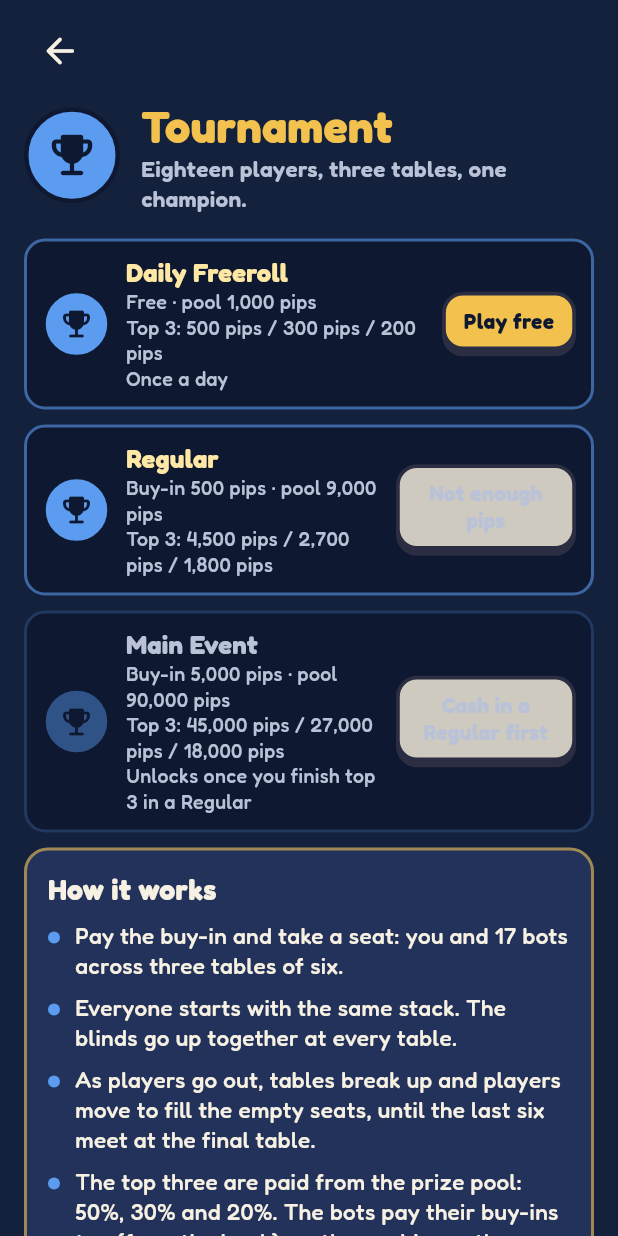
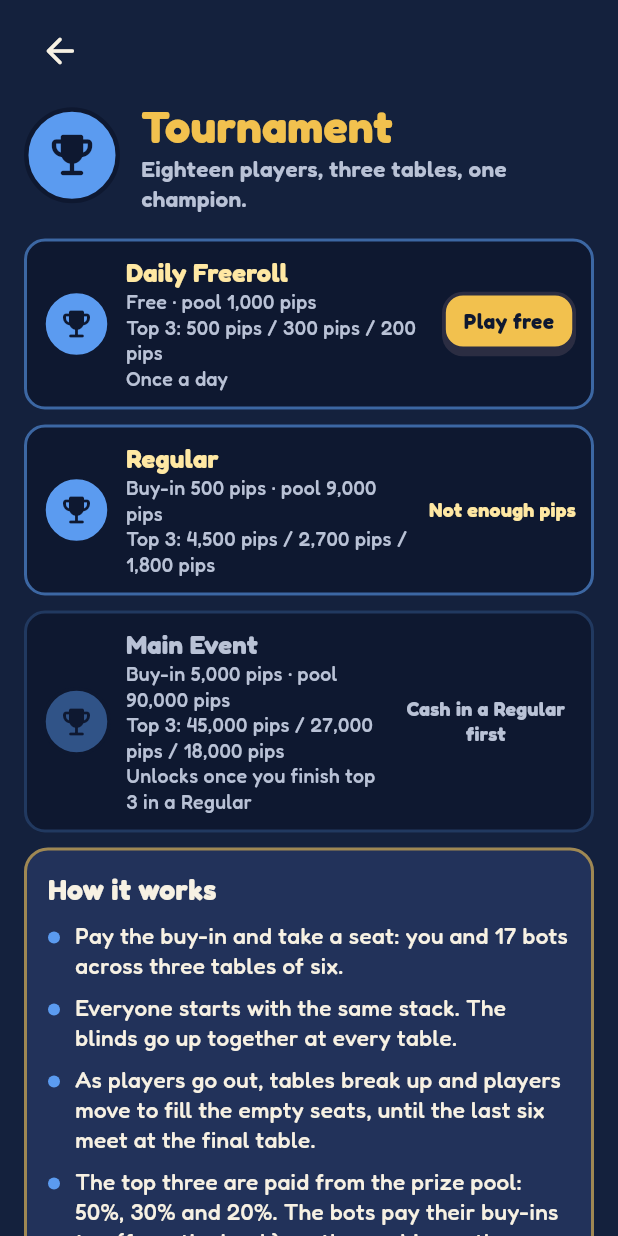
Before and after one commit to Delectible/Duel, a Flutter app: the LoungeScreen screen opened directly, after a tap on "Friend", after a tap on "Cash Games", after a tap on "Tournament", on a phone screen of 412 x 824 dp. Run offline on Flutter 3.47's test engine with Material 3 defaults, Android fonts, the phone set to English and light mode, and no system bars; our stand-ins replace audioplayers, cloud_firestore, firebase_auth, firebase_core, shared_preferences; accounts and stored records are empty; network calls fail.

Commit message:
Lounge: can't-play reasons as readable text, not grey buttons
Co-Authored-By: Claude Opus 5.5 <noreply@anthropic.com>
Claude-Session: https://claude.ai/code/session_01CZRTf4mUi8YCVCe4dCHwFA

```diff
--- a/lib/games/poker/lounge/lounge_play.dart
+++ b/lib/games/poker/lounge/lounge_play.dart
@@ -128,15 +128,23 @@ class _Row extends StatelessWidget {
         const SizedBox(width: 8),
         ConstrainedBox(
           constraints: const BoxConstraints(maxWidth: 120),
-          child: ToonButton(
+          // Can't play it now: why, in words (a grey button doesn't read).
+          child: onPlay == null
+              ? Text(
+                  button,
                   key: Key('play $id'),
-            color: onPlay == null ? Lounge.panel : Lounge.gold,
+                  textAlign: TextAlign.center,
+                  style: _text(13, weight: FontWeight.w700, color: locked ? Lounge.dim : Lounge.lamp),
+                )
+              : ToonButton(
+                  key: Key('play $id'),
+                  color: Lounge.gold,
                   padding: const EdgeInsets.symmetric(horizontal: 12, vertical: 8),
                   onPressed: onPlay,
                   child: Text(
                     button,
                     textAlign: TextAlign.center,
-              style: _text(14, weight: FontWeight.w700, color: onPlay == null ? Lounge.dim : Lounge.night),
+                    style: _text(14, weight: FontWeight.w700, color: Lounge.night),
                   ),
                 ),
         ),
@@ -165,10 +173,10 @@ class _Tiers extends StatelessWidget {
             final locked = tier == TournamentTier.main && !mainOpen;
             final today = tier == TournamentTier.freeroll && account.freerollPlayed;
             final short = account.balance < tier.buyIn;
-            final why = busy
+            final why = locked
+                ? 'Cash in a Regular first'
+                : busy
                 ? 'Finish your game first'
-                : locked
-                ? 'Cash in a Regular first'
                 : today
                 ? 'Back tomorrow'
                 : short
@@ -230,10 +238,10 @@ class _Ladder extends StatelessWidget {
             final beaten = account.bossesBeaten > b.rung;
             final locked = b.rung > account.bossesBeaten;
             final short = account.balance < b.stake;
-            final why = busy
+            final why = locked
+                ? 'Locked'
+                : busy
                 ? 'Finish your game first'
-                : locked
-                ? 'Locked'
                 : short
                 ? 'Not enough ${account.currency.noun}'
                 : null;
```
Also changed, not shown: 1 other file. Lines whose indentation alone changed are shown as unchanged.
